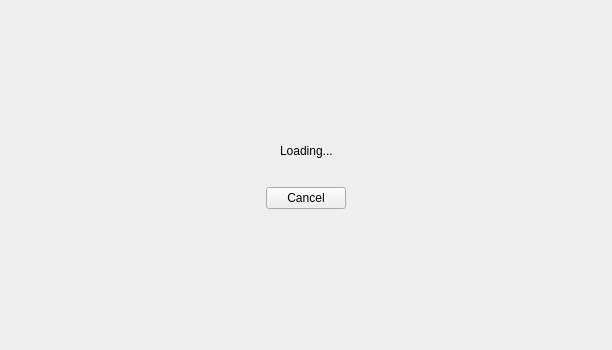
Before: the Qt Designer form src/views/shared/loader.ui in evanrolfe/pntest, drawn with Qt 5.
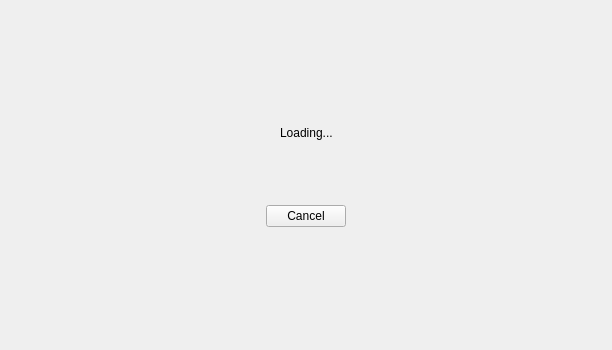
After: the same form once the commit is applied.

Commit message: Add loading spinner

The edit to the form file:
```diff
--- a/src/views/shared/loader.ui
+++ b/src/views/shared/loader.ui
@@ -93,6 +93,29 @@
            </property>
           </spacer>
          </item>
+         <item>
+          <widget class="QWidget" name="spinnerWidget" native="true">
+           <property name="minimumSize">
+            <size>
+             <width>50</width>
+             <height>50</height>
+            </size>
+           </property>
+          </widget>
+         </item>
+         <item>
+          <spacer name="horizontalSpacer_2">
+           <property name="orientation">
+            <enum>Qt::Horizontal</enum>
+           </property>
+           <property name="sizeHint" stdset="0">
+            <size>
+             <width>40</width>
+             <height>20</height>
+            </size>
+           </property>
+          </spacer>
+         </item>
         </layout>
        </item>
        <item>
```
The commit also changes 6 other files.
